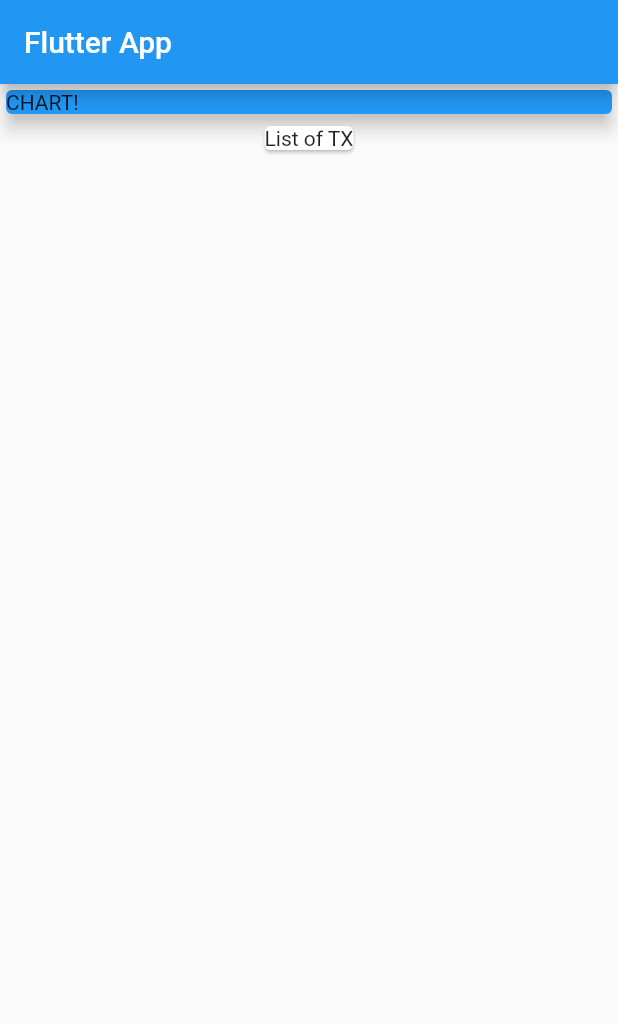
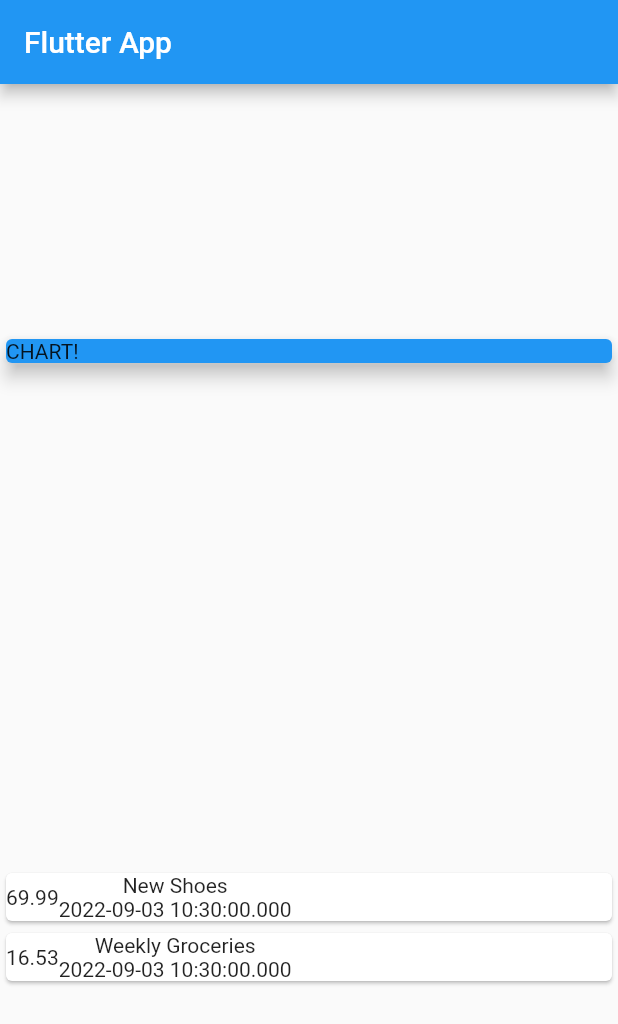
Before and after one commit to anilaydinn/personal_expense_application, a Flutter app: the screen it shows after launch, on a phone screen of 412 x 824 dp. Shown: the top 1024 px of the screen. Run offline on Flutter 3.47's test engine with Material 2 defaults, Android fonts, the phone set to English and light mode, and no system bars.

```diff
--- a/lib/main.dart
+++ b/lib/main.dart
@@ -1,4 +1,5 @@
 import 'package:flutter/material.dart';
+import 'package:personal_expense_application/transaction.dart';
 
 void main() {
   runApp(const MyApp());
@@ -9,7 +10,7 @@ class MyApp extends StatelessWidget {
 
   @override
   Widget build(BuildContext context) {
-    return const MaterialApp(
+    return MaterialApp(
       title: 'Flutter App',
       home: MyHomePage(),
     );
@@ -17,7 +18,21 @@ class MyApp extends StatelessWidget {
 }
 
 class MyHomePage extends StatelessWidget {
-  const MyHomePage({super.key});
+  final List<Transaction> transactions = [
+    Transaction(
+      id: 't1',
+      title: 'New Shoes',
+      amount: 69.99,
+      date: DateTime.now(),
+    ),
+    Transaction(
+        id: 't2',
+        title: 'Weekly Groceries',
+        amount: 16.53,
+        date: DateTime.now())
+  ];
+
+  MyHomePage({super.key});
 
   @override
   Widget build(BuildContext context) {
@@ -26,8 +41,10 @@ class MyHomePage extends StatelessWidget {
         title: const Text('Flutter App'),
       ),
       body: Column(
-        children: const [
-          SizedBox(
+        mainAxisAlignment: MainAxisAlignment.spaceAround,
+        crossAxisAlignment: CrossAxisAlignment.stretch,
+        children: [
+          const SizedBox(
             width: double.infinity,
             child: Card(
               color: Colors.blue,
@@ -35,9 +52,25 @@ class MyHomePage extends StatelessWidget {
               child: Text('CHART!'),
             ),
           ),
-          Card(
-            child: Text('List of TX'),
-          ),
+          Column(
+            children: transactions.map((tx) {
+              return Card(
+                child: Row(
+                  children: [
+                    Container(
+                      child: Text(tx.amount.toString()),
+                    ),
+                    Column(
+                      children: [
+                        Text(tx.title),
+                        Text(tx.date.toString()),
+                      ],
+                    )
+                  ],
+                ),
+              );
+            }).toList(),
+          )
         ],
       ),
     );
--- /dev/null
+++ b/lib/transaction.dart
@@ -0,0 +1,12 @@
+class Transaction {
+  final String id;
+  final String title;
+  final double amount;
+  final DateTime date;
+
+  Transaction(
+      {required this.id,
+      required this.title,
+      required this.amount,
+      required this.date});
+}
```
